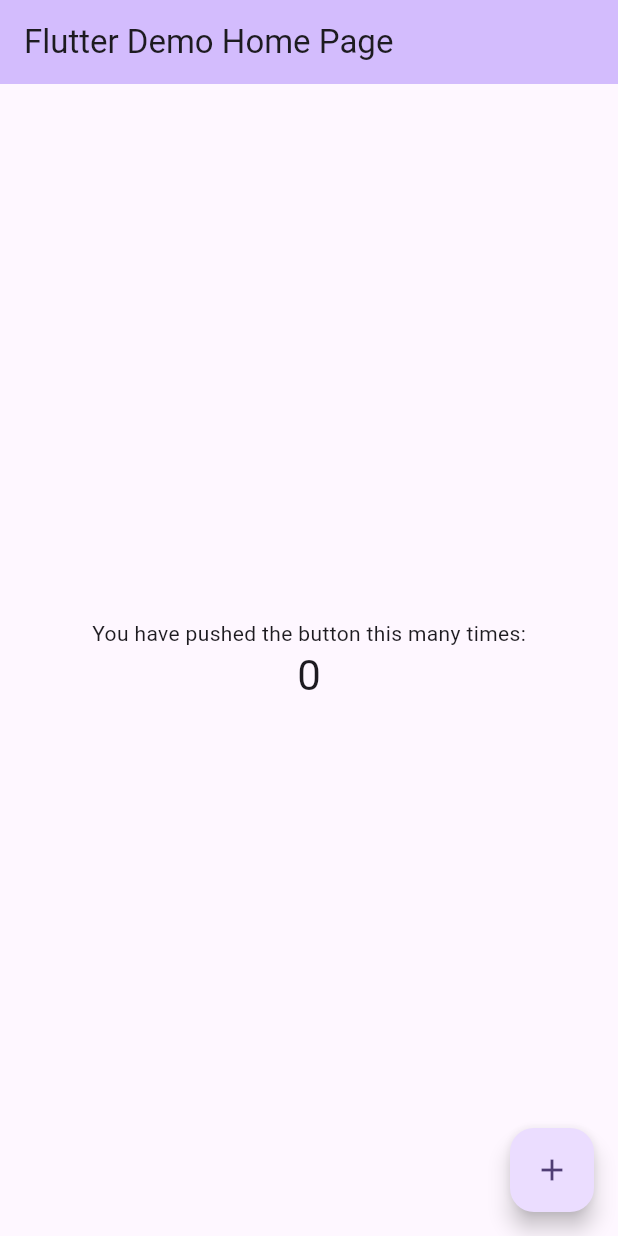
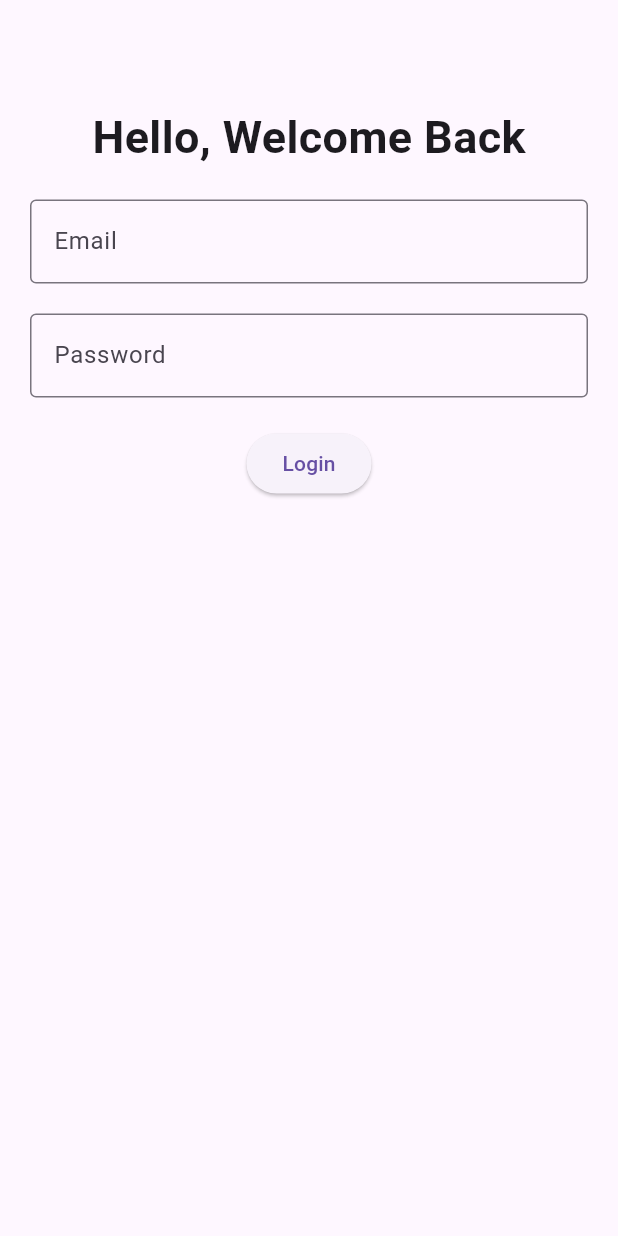
Before and after one commit to HadiHeikal/ehky_chat_app, a Flutter app: the screen it shows after launch, on a phone screen of 412 x 824 dp. Run offline on Flutter 3.47's test engine with Material 3 defaults, Android fonts, the phone set to English and light mode, and no system bars; our stand-ins replace firebase_core; accounts and stored records are empty.

Commit message:
app file structure

```diff
--- /dev/null
+++ b/lib/core/utils/validators.dart
@@ -0,0 +1,32 @@
+abstract final class Validators {
+  static String? email(String? value) {
+    if (value == null || value.trim().isEmpty) {
+      return 'Email is required';
+    }
+    final emailRegex = RegExp(r'^[^@\s]+@[^@\s]+\.[^@\s]+$');
+    if (!emailRegex.hasMatch(value.trim())) {
+      return 'Please enter a valid email';
+    }
+    return null;
+  }
+
+  static String? password(String? value) {
+    if (value == null || value.isEmpty) {
+      return 'Password is required';
+    }
+    if (value.length < 6) {
+      return 'Password must be at least 6 characters';
+    }
+    return null;
+  }
+
+  static String? confirmPassword(String? value, String sourcePassword) {
+    if (value == null || value.isEmpty) {
+      return 'Please confirm password';
+    }
+    if (value != sourcePassword) {
+      return 'Passwords do not match';
+    }
+    return null;
+  }
+}
--- /dev/null
+++ b/lib/features/auth/views/login_view.dart
@@ -0,0 +1,44 @@
+import 'package:flutter/material.dart';
+
+class LoginView extends StatefulWidget {
+  const LoginView({super.key});
+
+  @override
+  State<LoginView> createState() => _SignupViewState();
+}
+
+class _SignupViewState extends State<LoginView> {
+  @override
+  Widget build(BuildContext context) {
+    return Scaffold(
+      body: Padding(
+        padding: const EdgeInsets.symmetric(horizontal: 20, vertical: 20),
+        child: Column(
+          children: [
+            SizedBox(height: 50),
+            const Text(
+              'Hello, Welcome Back',
+              style: TextStyle(fontSize: 30, fontWeight: FontWeight.bold),
+            ),
+            const SizedBox(height: 20),
+            TextFormField(
+              decoration: const InputDecoration(
+                labelText: 'Email',
+                border: OutlineInputBorder(),
+              ),
+            ),
+            const SizedBox(height: 20),
+            TextFormField(
+              decoration: const InputDecoration(
+                labelText: 'Password',
+                border: OutlineInputBorder(),
+              ),
+            ),
+            const SizedBox(height: 20),
+            ElevatedButton(onPressed: () {}, child: const Text('Login')),
+          ],
+        ),
+      ),
+    );
+  }
+}
--- a/lib/main.dart
+++ b/lib/main.dart
@@ -1,122 +1,11 @@
+import 'package:ehky_chat_app/route.dart';
 import 'package:flutter/material.dart';
+import 'package:firebase_core/firebase_core.dart';
 
-void main() {
-  runApp(const MyApp());
+import 'firebase_options.dart';
+
+void main() async {
+  WidgetsFlutterBinding.ensureInitialized();
+  await Firebase.initializeApp(options: DefaultFirebaseOptions.currentPlatform);
+  runApp(EhkyApp());
 }
-
-class MyApp extends StatelessWidget {
-  const MyApp({super.key});
-
-  // This widget is the root of your application.
-  @override
-  Widget build(BuildContext context) {
-    return MaterialApp(
-      title: 'Flutter Demo',
-      theme: ThemeData(
-        // This is the theme of your application.
-        //
-        // TRY THIS: Try running your application with "flutter run". You'll see
-        // the application has a purple toolbar. Then, without quitting the app,
-        // try changing the seedColor in the colorScheme below to Colors.green
-        // and then invoke "hot reload" (save your changes or press the "hot
-        // reload" button in a Flutter-supported IDE, or press "r" if you used
-        // the command line to start the app).
-        //
-        // Notice that the counter didn't reset back to zero; the application
-        // state is not lost during the reload. To reset the state, use hot
-        // restart instead.
-        //
-        // This works for code too, not just values: Most code changes can be
-        // tested with just a hot reload.
-        colorScheme: .fromSeed(seedColor: Colors.deepPurple),
-      ),
-      home: const MyHomePage(title: 'Flutter Demo Home Page'),
-    );
-  }
-}
-
-class MyHomePage extends StatefulWidget {
-  const MyHomePage({super.key, required this.title});
-
-  // This widget is the home page of your application. It is stateful, meaning
-  // that it has a State object (defined below) that contains fields that affect
-  // how it looks.
-
-  // This class is the configuration for the state. It holds the values (in this
-  // case the title) provided by the parent (in this case the App widget) and
-  // used by the build method of the State. Fields in a Widget subclass are
-  // always marked "final".
-
-  final String title;
-
-  @override
-  State<MyHomePage> createState() => _MyHomePageState();
-}
-
-class _MyHomePageState extends State<MyHomePage> {
-  int _counter = 0;
-
-  void _incrementCounter() {
-    setState(() {
-      // This call to setState tells the Flutter framework that something has
-      // changed in this State, which causes it to rerun the build method below
-      // so that the display can reflect the updated values. If we changed
-      // _counter without calling setState(), then the build method would not be
-      // called again, and so nothing would appear to happen.
-      _counter++;
-    });
-  }
-
-  @override
-  Widget build(BuildContext context) {
-    // This method is rerun every time setState is called, for instance as done
-    // by the _incrementCounter method above.
-    //
-    // The Flutter framework has been optimized to make rerunning build methods
-    // fast, so that you can just rebuild anything that needs updating rather
-    // than having to individually change instances of widgets.
-    return Scaffold(
-      appBar: AppBar(
-        // TRY THIS: Try changing the color here to a specific color (to
-        // Colors.amber, perhaps?) and trigger a hot reload to see the AppBar
-        // change color while the other colors stay the same.
-        backgroundColor: Theme.of(context).colorScheme.inversePrimary,
-        // Here we take the value from the MyHomePage object that was created by
-        // the App.build method, and use it to set our appbar title.
-        title: Text(widget.title),
-      ),
-      body: Center(
-        // Center is a layout widget. It takes a single child and positions it
-        // in the middle of the parent.
-        child: Column(
-          // Column is also a layout widget. It takes a list of children and
-          // arranges them vertically. By default, it sizes itself to fit its
-          // children horizontally, and tries to be as tall as its parent.
-          //
-          // Column has various properties to control how it sizes itself and
-          // how it positions its children. Here we use mainAxisAlignment to
-          // center the children vertically; the main axis here is the vertical
-          // axis because Columns are vertical (the cross axis would be
-          // horizontal).
-          //
-          // TRY THIS: Invoke "debug painting" (choose the "Toggle Debug Paint"
-          // action in the IDE, or press "p" in the console), to see the
-          // wireframe for each widget.
-          mainAxisAlignment: .center,
-          children: [
-            const Text('You have pushed the button this many times:'),
-            Text(
-              '$_counter',
-              style: Theme.of(context).textTheme.headlineMedium,
-            ),
-          ],
-        ),
-      ),
-      floatingActionButton: FloatingActionButton(
-        onPressed: _incrementCounter,
-        tooltip: 'Increment',
-        child: const Icon(Icons.add),
-      ),
-    );
-  }
-}
--- /dev/null
+++ b/lib/route.dart
@@ -0,0 +1,22 @@
+import 'package:ehky_chat_app/features/auth/views/login_view.dart';
+import 'package:ehky_chat_app/features/auth/views/signup_view.dart';
+import 'package:ehky_chat_app/splash_view.dart';
+import 'package:flutter/material.dart';
+
+class EhkyApp extends StatelessWidget {
+  const EhkyApp({super.key});
+
+  @override
+  Widget build(BuildContext context) {
+    return MaterialApp(
+      debugShowCheckedModeBanner: false,
+      title: 'Ehky Chat App',
+      initialRoute: 'login',
+      routes: {
+        'splash': (context) => const SplashView(),
+        'login': (context) => const LoginView(),
+        'signup': (context) => const SignupView(),
+      },
+    );
+  }
+}
```
Also changed, not shown: lib/core/constants/app_colors.dart (added, +11 -0 lines), lib/core/theme/app_theme.dart (added, +35 -0 lines), lib/features/auth/views/signup_view.dart (added, +15 -0 lines), lib/splash_view.dart (added, +10 -0 lines), pubspec.yaml (+6 -37 lines), assets/images/login_image.png (added), assets/images/splash_image.png (added), firebase.json (added), lib/core/constants/app_strings.dart (added), lib/core/services/api_exceptions.dart (added), lib/core/services/api_service.dart (added), lib/core/utils/helpers.dart (added), lib/features/auth/views/profile_view.dart (added), lib/firebase_options.dart (added), 1 more files, 7 other files.
